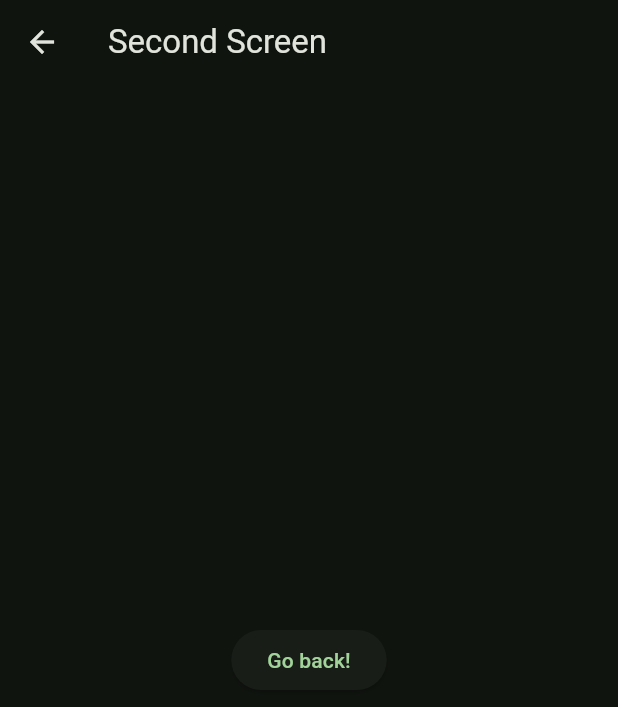
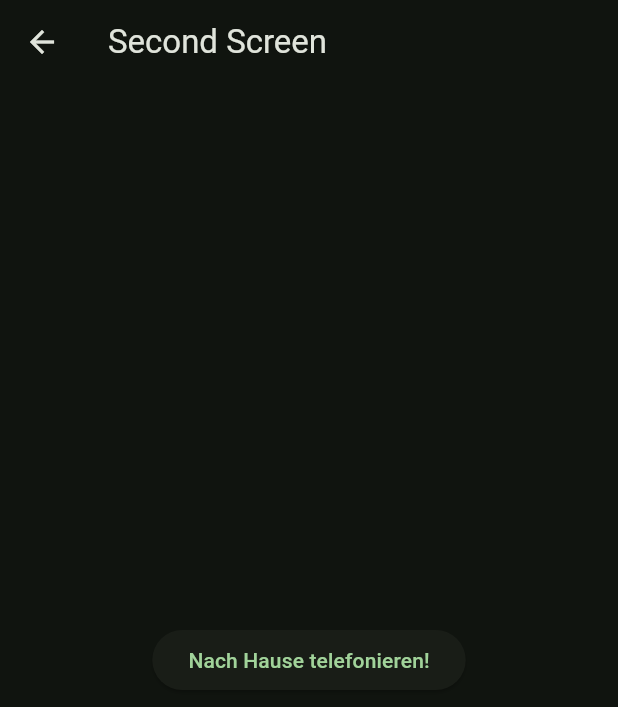
Before and after one commit to Feichtmeier/flutter_course_navigator, a Flutter app: the SecondScreen screen opened by its route, on a phone screen of 412 x 824 dp. Shown: the top 707 px of the screen. Run offline on Flutter 3.47's test engine with Material 2 defaults, Android fonts, the light colour scheme and no system bars; our stand-ins replace shimmer.

Commit message:
Feature: simple_app Go back auf Deutsch übersetzen (#12)
Fixes #10

```diff
--- a/lib/simple_app.dart
+++ b/lib/simple_app.dart
@@ -57,7 +57,7 @@ class SecondScreen extends StatelessWidget {
           onPressed: () {
             Navigator.pop(context);
           },
-          child: const Text('Go back!'),
+          child: const Text('Nach Hause telefonieren!'),
         ),
       ),
     );
```
